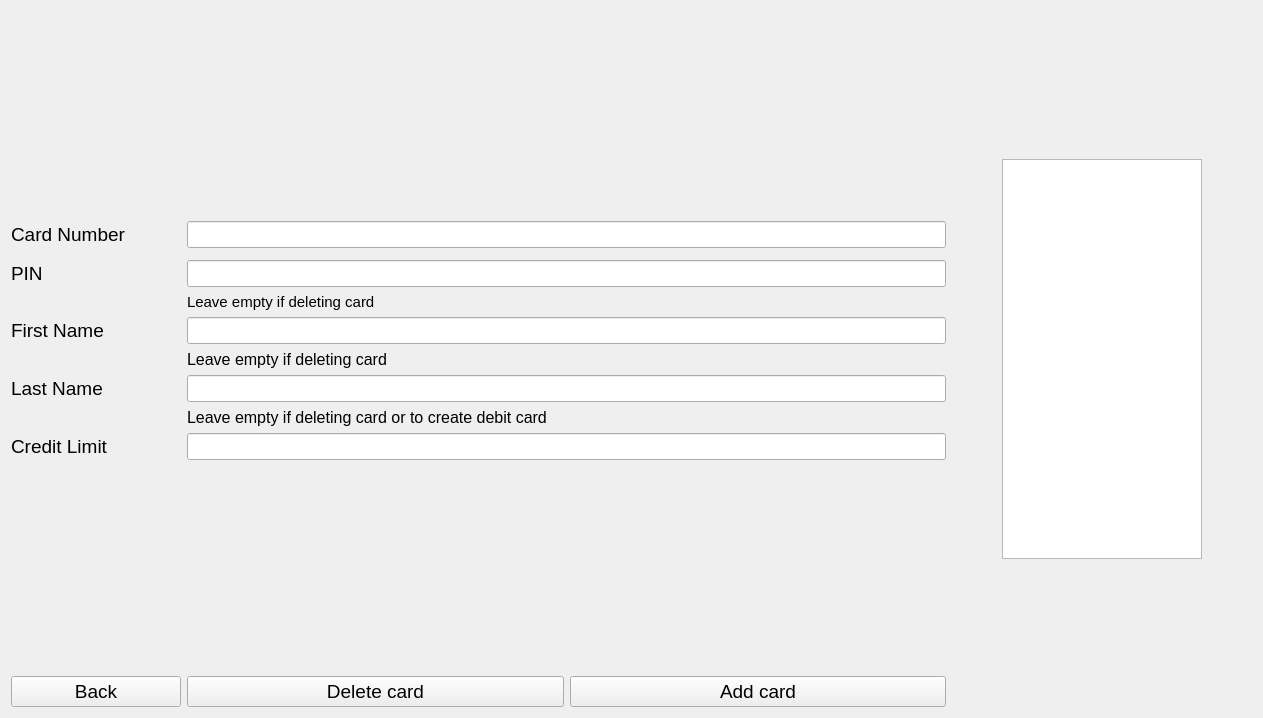
Old version of the form ATM/defaultmanagerwidget.ui in the repository IvanBlyzniuk/MOOP_Project.
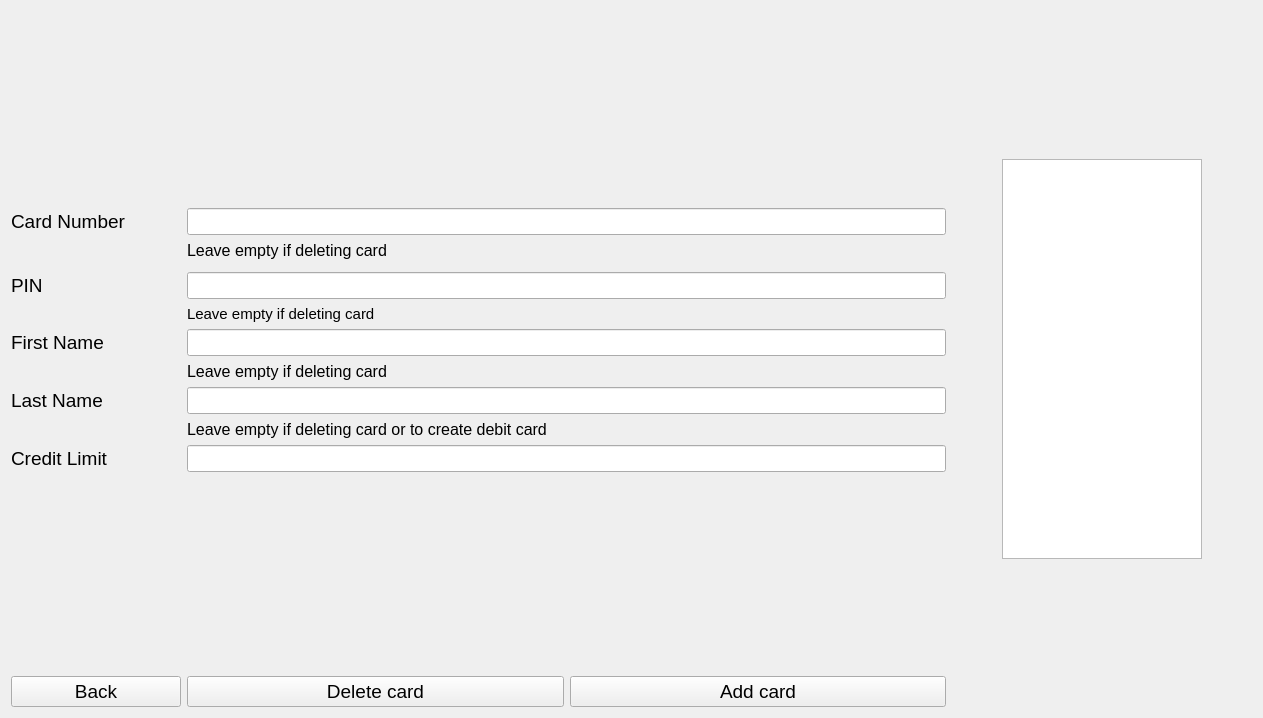
New version of the form.

Commit message: +started work on privilegedmanagerwidget +implemented defaultmanagerwidget ~minor refactoring to db

```diff
--- a/ATM/defaultmanagerwidget.ui
+++ b/ATM/defaultmanagerwidget.ui
@@ -62,7 +62,32 @@
        </property>
       </widget>
      </item>
-     <item row="3" column="0">
+     <item row="2" column="1">
+      <widget class="QLabel" name="label_9">
+       <property name="font">
+        <font>
+         <pointsize>12</pointsize>
+        </font>
+       </property>
+       <property name="text">
+        <string>Leave empty if deleting card</string>
+       </property>
+      </widget>
+     </item>
+     <item row="3" column="1">
+      <spacer name="verticalSpacer">
+       <property name="orientation">
+        <enum>Qt::Vertical</enum>
+       </property>
+       <property name="sizeHint" stdset="0">
+        <size>
+         <width>20</width>
+         <height>110</height>
+        </size>
+       </property>
+      </spacer>
+     </item>
+     <item row="4" column="0">
       <widget class="QLabel" name="label_3">
        <property name="font">
         <font>
@@ -74,16 +99,16 @@
        </property>
       </widget>
      </item>
-     <item row="3" column="1">
-      <widget class="QLineEdit" name="lineEdit_3">
-       <property name="font">
-        <font>
-         <pointsize>12</pointsize>
-        </font>
-       </property>
-      </widget>
-     </item>
      <item row="4" column="1">
+      <widget class="QLineEdit" name="pinInputField">
+       <property name="font">
+        <font>
+         <pointsize>12</pointsize>
+        </font>
+       </property>
+      </widget>
+     </item>
+     <item row="5" column="1">
       <widget class="QLabel" name="label_5">
        <property name="font">
         <font>
@@ -95,7 +120,7 @@
        </property>
       </widget>
      </item>
-     <item row="5" column="0">
+     <item row="6" column="0">
       <widget class="QLabel" name="label">
        <property name="font">
         <font>
@@ -107,16 +132,16 @@
        </property>
       </widget>
      </item>
-     <item row="5" column="1">
-      <widget class="QLineEdit" name="lineEdit_2">
-       <property name="font">
-        <font>
-         <pointsize>12</pointsize>
-        </font>
-       </property>
-      </widget>
-     </item>
      <item row="6" column="1">
+      <widget class="QLineEdit" name="firstNameInputField">
+       <property name="font">
+        <font>
+         <pointsize>12</pointsize>
+        </font>
+       </property>
+      </widget>
+     </item>
+     <item row="7" column="1">
       <widget class="QLabel" name="label_6">
        <property name="font">
         <font>
@@ -128,7 +153,7 @@
        </property>
       </widget>
      </item>
-     <item row="7" column="0">
+     <item row="8" column="0">
       <widget class="QLabel" name="label_4">
        <property name="font">
         <font>
@@ -140,16 +165,16 @@
        </property>
       </widget>
      </item>
-     <item row="7" column="1">
-      <widget class="QLineEdit" name="lineEdit">
-       <property name="font">
-        <font>
-         <pointsize>12</pointsize>
-        </font>
-       </property>
-      </widget>
-     </item>
      <item row="8" column="1">
+      <widget class="QLineEdit" name="lastNameInputField">
+       <property name="font">
+        <font>
+         <pointsize>12</pointsize>
+        </font>
+       </property>
+      </widget>
+     </item>
+     <item row="9" column="1">
       <widget class="QLabel" name="label_8">
        <property name="font">
         <font>
@@ -161,7 +186,7 @@
        </property>
       </widget>
      </item>
-     <item row="9" column="0">
+     <item row="10" column="0">
       <widget class="QLabel" name="label_7">
        <property name="font">
         <font>
@@ -173,16 +198,7 @@
        </property>
       </widget>
      </item>
-     <item row="9" column="1">
-      <widget class="QLineEdit" name="pinInputField">
-       <property name="font">
-        <font>
-         <pointsize>12</pointsize>
-        </font>
-       </property>
-      </widget>
-     </item>
-     <item row="10" column="0">
+     <item row="11" column="0">
       <spacer name="horizontalSpacer_3">
        <property name="orientation">
         <enum>Qt::Horizontal</enum>
@@ -198,7 +214,7 @@
        </property>
       </spacer>
      </item>
-     <item row="10" column="1">
+     <item row="11" column="1">
       <spacer name="verticalSpacer_2">
        <property name="orientation">
         <enum>Qt::Vertical</enum>
@@ -214,7 +230,7 @@
        </property>
       </spacer>
      </item>
-     <item row="11" column="0">
+     <item row="12" column="0">
       <widget class="QPushButton" name="backButton">
        <property name="minimumSize">
         <size>
@@ -232,7 +248,7 @@
        </property>
       </widget>
      </item>
-     <item row="11" column="1">
+     <item row="12" column="1">
       <layout class="QHBoxLayout" name="horizontalLayout_2">
        <item>
         <widget class="QPushButton" name="deleteCardButton">
@@ -260,18 +276,14 @@
        </item>
       </layout>
      </item>
-     <item row="2" column="1">
-      <spacer name="verticalSpacer">
-       <property name="orientation">
-        <enum>Qt::Vertical</enum>
+     <item row="10" column="1">
+      <widget class="QLineEdit" name="creditLimitInputField">
+       <property name="font">
+        <font>
+         <pointsize>12</pointsize>
+        </font>
        </property>
-       <property name="sizeHint" stdset="0">
-        <size>
-         <width>20</width>
-         <height>110</height>
-        </size>
-       </property>
-      </spacer>
+      </widget>
      </item>
     </layout>
    </item>
```
The commit also changes 9 other files.
